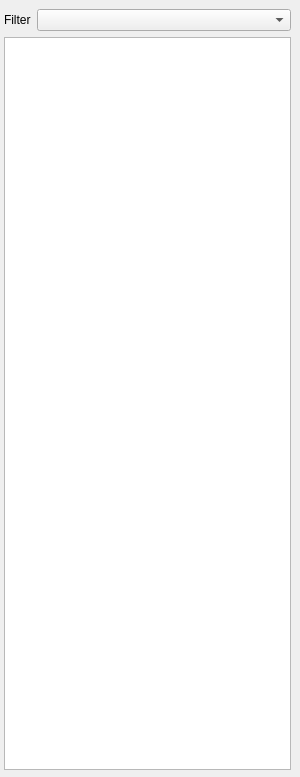
The window that ui_qgisfilebrowser.ui (NathanW2/QGIS-File-Browser) describes before a commit, drawn with Qt 5.
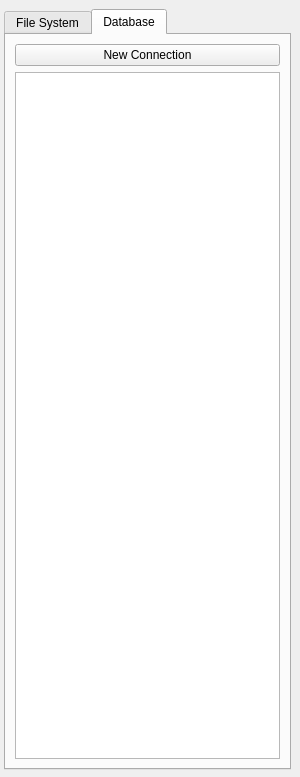
The same window after the commit.

Commit message: Created ui for database tree

```diff
--- a/ui_qgisfilebrowser.ui
+++ b/ui_qgisfilebrowser.ui
@@ -25,6 +25,19 @@
      <number>7</number>
     </property>
     <item>
+     <widget class="QTabWidget" name="exploreTabs">
+      <property name="tabShape">
+       <enum>QTabWidget::Rounded</enum>
+      </property>
+      <property name="currentIndex">
+       <number>1</number>
+      </property>
+      <widget class="QWidget" name="fileTab">
+       <attribute name="title">
+        <string>File System</string>
+       </attribute>
+       <layout class="QGridLayout" name="gridLayout">
+        <item row="0" column="0">
      <layout class="QHBoxLayout" name="horizontalLayout">
       <item>
        <widget class="QLabel" name="label">
@@ -48,8 +61,33 @@
       </item>
      </layout>
     </item>
-    <item>
+        <item row="1" column="0">
      <widget class="QTreeView" name="fileTree"/>
+        </item>
+       </layout>
+      </widget>
+      <widget class="QWidget" name="databaseTab">
+       <attribute name="title">
+        <string>Database</string>
+       </attribute>
+       <layout class="QGridLayout" name="gridLayout_2">
+        <item row="0" column="0">
+         <layout class="QVBoxLayout" name="verticalLayout_2">
+          <item>
+           <widget class="QPushButton" name="newconnectionButton">
+            <property name="text">
+             <string>New Connection</string>
+            </property>
+           </widget>
+          </item>
+          <item>
+           <widget class="QTreeView" name="treeView"/>
+          </item>
+         </layout>
+        </item>
+       </layout>
+      </widget>
+     </widget>
     </item>
    </layout>
   </widget>
```
Lines whose indentation alone changed are shown as unchanged.
